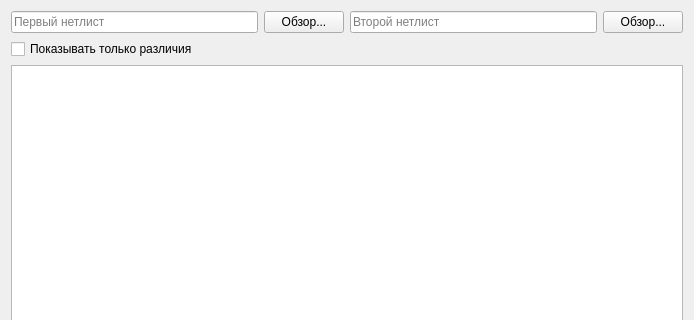
neuralNull/netcmp, file mainwindow.ui: the form before one commit; both pictures show x 0 to 694 and y 0 to 320 of the 694 by 688 pixel window.
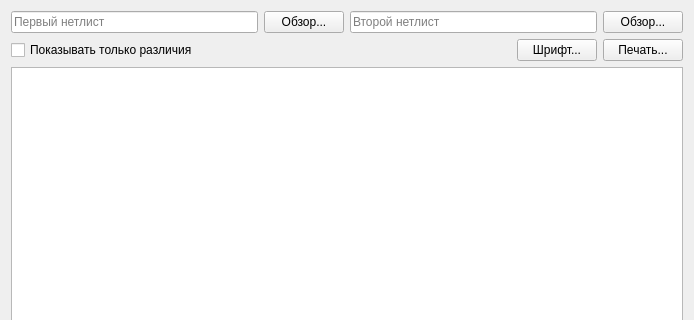
The form after the commit. Icons and pictures are not drawn.

Commit message: Print and font changing features added

```diff
--- a/mainwindow.ui
+++ b/mainwindow.ui
@@ -52,11 +52,42 @@
      </layout>
     </item>
     <item>
+     <layout class="QHBoxLayout" name="horizontalLayout">
+      <item>
      <widget class="QCheckBox" name="showDifferenceOnly">
       <property name="text">
        <string>Показывать только различия</string>
       </property>
      </widget>
+      </item>
+      <item>
+       <spacer name="horizontalSpacer">
+        <property name="orientation">
+         <enum>Qt::Horizontal</enum>
+        </property>
+        <property name="sizeHint" stdset="0">
+         <size>
+          <width>40</width>
+          <height>20</height>
+         </size>
+        </property>
+       </spacer>
+      </item>
+      <item>
+       <widget class="QPushButton" name="font">
+        <property name="text">
+         <string>Шрифт...</string>
+        </property>
+       </widget>
+      </item>
+      <item>
+       <widget class="QPushButton" name="print">
+        <property name="text">
+         <string>Печать...</string>
+        </property>
+       </widget>
+      </item>
+     </layout>
     </item>
     <item>
      <widget class="QTreeView" name="netCmpView">
```
Lines whose indentation alone changed are shown as unchanged. The commit also changes 3 other files.
